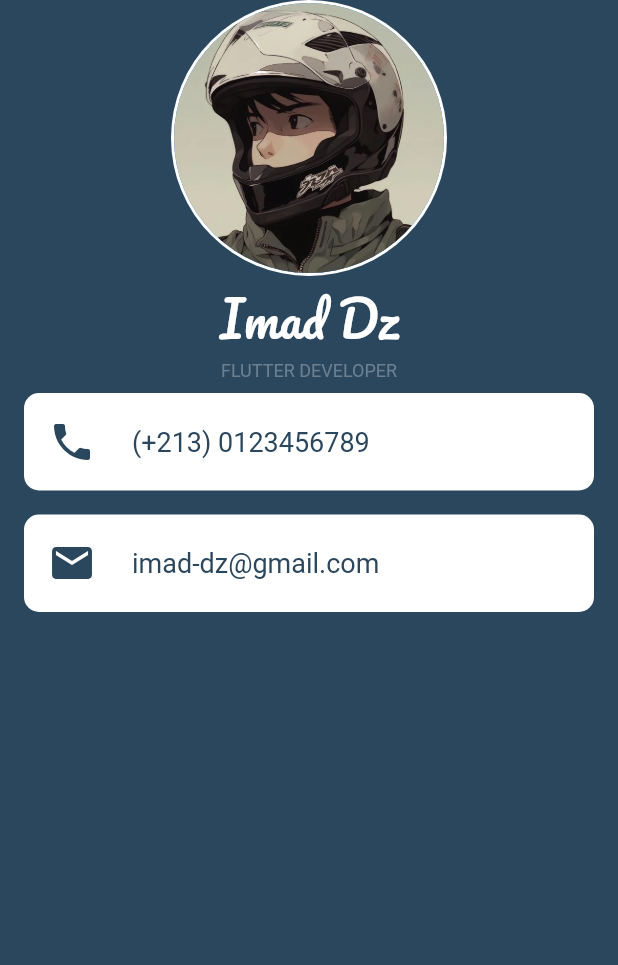
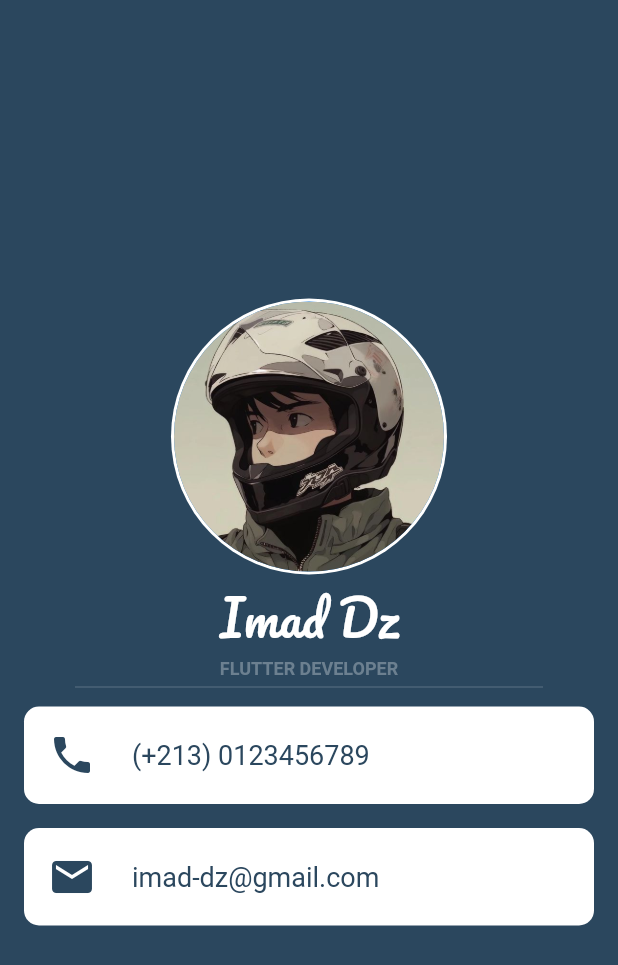
Before and after one commit to ImadDz-7/business_card, a Flutter app: the screen it shows after launch, on a phone screen of 412 x 824 dp. Shown: the top 965 px of the screen. Run offline on Flutter 3.47's test engine with Material 2 defaults, Android fonts, the phone set to English and light mode, and no system bars.

Commit message:
Add Divider Widget

```diff
--- a/lib/main.dart
+++ b/lib/main.dart
@@ -11,8 +11,9 @@ class BusinessCard extends StatelessWidget {
   Widget build(BuildContext context) {
     return MaterialApp(
       home: Scaffold(
-        backgroundColor: Color(0xFF2B475E),
+        backgroundColor: const Color(0xFF2B475E),
         body: Column(
+          mainAxisAlignment: MainAxisAlignment.center,
           children: [
             CircleAvatar(
               backgroundColor: Colors.white,
@@ -35,7 +36,15 @@ class BusinessCard extends StatelessWidget {
               style: TextStyle(
                 fontSize: 12,
                 color: Color(0xff6c8090),
+                fontWeight: FontWeight.bold,
               ),
+            ),
+            Divider(
+              color: Color(0xff6C8090),
+              indent: 50,
+              endIndent: 50,
+              height: 10,
+              thickness: 0.5,
             ),
             Padding(
               padding: const EdgeInsets.symmetric(horizontal: 16, vertical: 8,),
```
